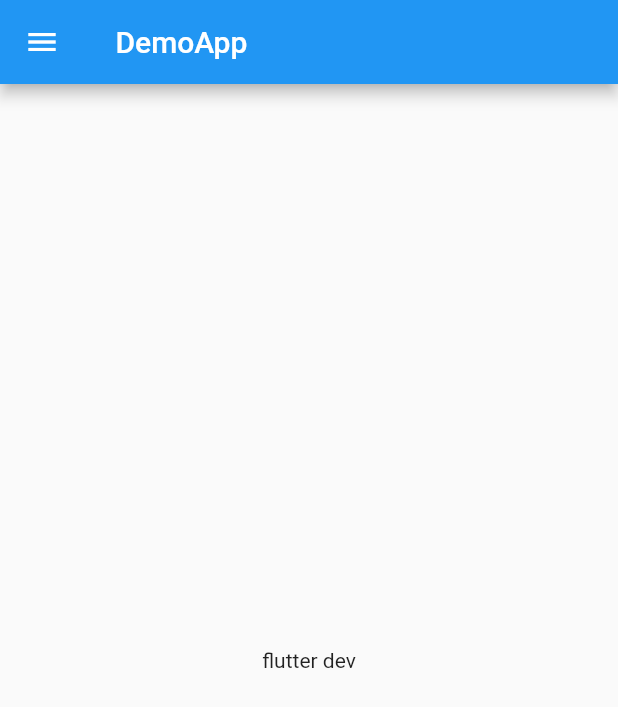
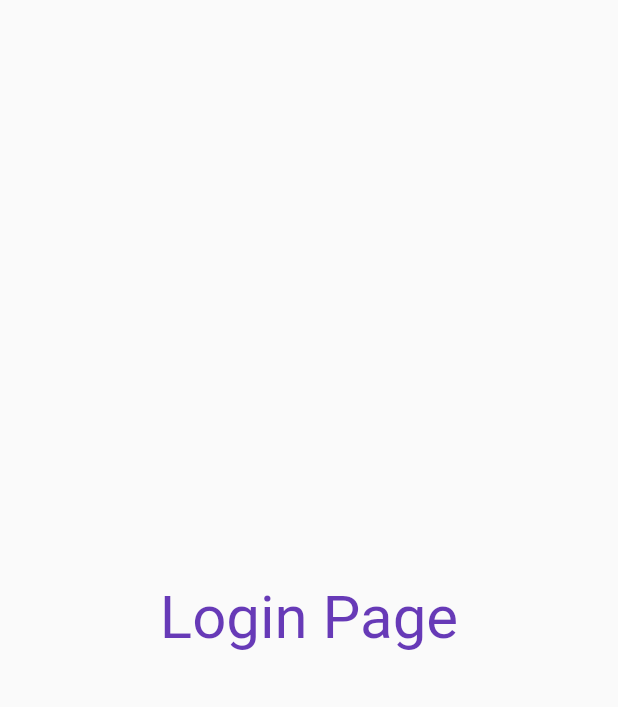
Before and after one commit to rvishnuvardhann/Demoapp, a Flutter app: the screen it shows after launch, on a phone screen of 412 x 824 dp. Shown: the top 707 px of the screen. Run offline on Flutter 3.47's test engine with Material 2 defaults, Android fonts, the light colour scheme and no system bars.

Commit message:
day_3 is done

```diff
--- a/lib/main.dart
+++ b/lib/main.dart
@@ -1,6 +1,7 @@
 import 'package:flutter/material.dart';
 import 'package:flutter/rendering.dart';
-import 'home_page.dart';
+import 'pages/home_page.dart';
+import "pages/login_page.dart";
 
 void main() {
   runApp(const MyApp());
@@ -11,8 +12,14 @@ class MyApp extends StatelessWidget {
 
   @override
   Widget build(BuildContext context) {
-    return const MaterialApp(
-      home:Homepage(),
+    return MaterialApp(
+      // home:Homepage(),
+      themeMode: ThemeMode.light,
+      theme: ThemeData(primarySwatch: Colors.indigo),
+      //initialRoute: "/home",
+      routes: {"/": (context) => Loginpage(),
+      "/home":(context)=>Homepage(),
+      "/login":(context)=>Loginpage()},
     );
   }
 }
--- /dev/null
+++ b/lib/pages/login_page.dart
@@ -0,0 +1,18 @@
+import "package:flutter/material.dart";
+
+class Loginpage extends StatelessWidget {
+  const Loginpage({super.key});
+
+  @override
+  Widget build(BuildContext context) {
+    return Material(
+      child: Center(
+        child: Text("Login Page",style: TextStyle(
+          fontSize: 40,
+          color:Colors.deepPurple,
+        ),),
+
+      ),
+    );
+  }
+}
```
Also changed, not shown: lib/pages/home_page.dart (renamed from lib/home_page.dart).
